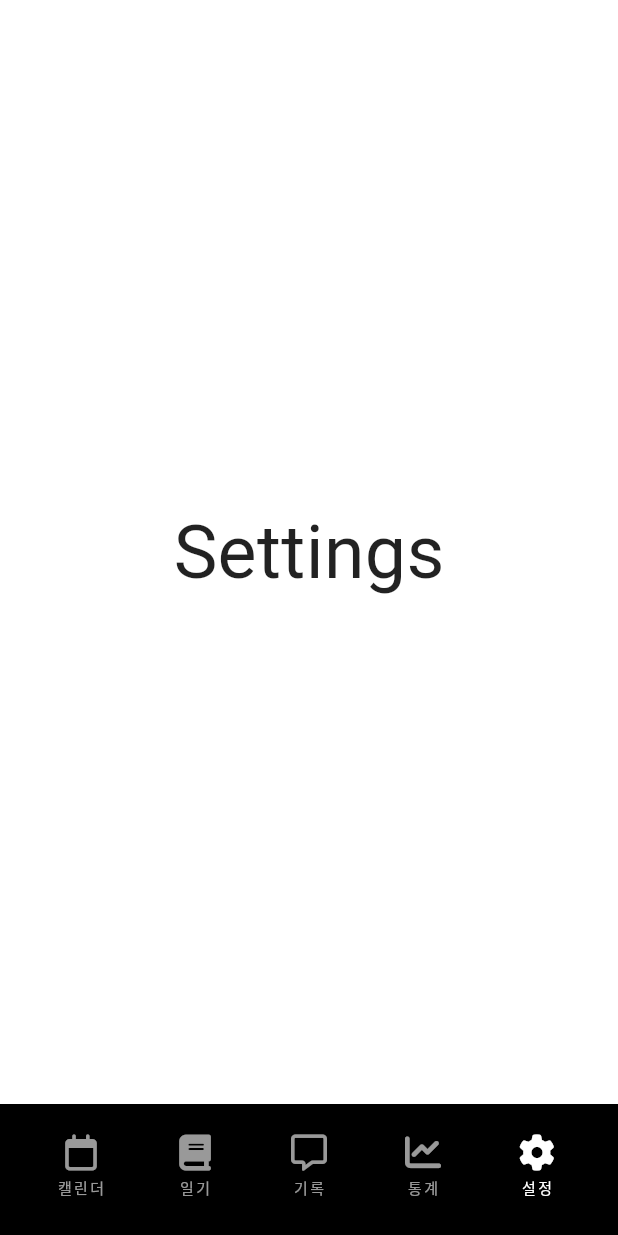
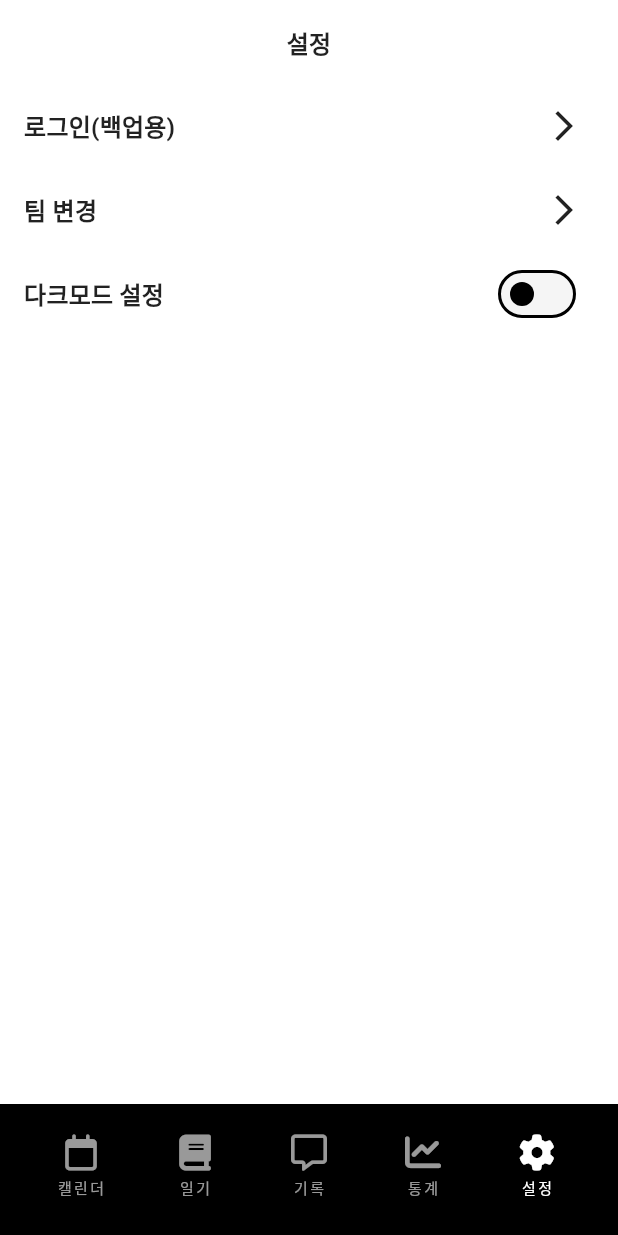
Before and after one commit to seoyeong6/baseball_diary, a Flutter app: the MainNavigationScreen screen opened by its route, item 5 of the bottom bar chosen, on a phone screen of 412 x 824 dp. Run offline on Flutter 3.47's test engine with Material 3 defaults, Android fonts, the phone set to English and light mode, and no system bars; our stand-ins replace device_preview_plus, flutter_riverpod, font_awesome_flutter, go_router, google_fonts, shared_preferences; accounts and stored records are empty.

Commit message:
feat: 다크모드 vm 추가 및 설정 화면 팀 변경 기능 구현

```diff
--- a/lib/main_navigation/main_navigation_screen.dart
+++ b/lib/main_navigation/main_navigation_screen.dart
@@ -3,6 +3,7 @@ import 'package:flutter/material.dart';
 import 'package:font_awesome_flutter/font_awesome_flutter.dart';
 import 'package:baseball_diary/main_navigation/widget/nav_tab.dart';
 import 'package:baseball_diary/menu/write_post.dart';
+import 'package:baseball_diary/menu/setting_screen.dart';
 
 class MainNavigationScreen extends StatefulWidget {
   static const String routeName = '/main';
@@ -45,10 +46,7 @@ class _MainNavigationScreenState extends State<MainNavigationScreen> {
             offstage: _selectedIndex != 3,
             child: screens[_selectedIndex],
           ),
-          Offstage(
-            offstage: _selectedIndex != 4,
-            child: screens[_selectedIndex],
-          ),
+          Offstage(offstage: _selectedIndex != 4, child: const SettingScreen()),
         ],
       ),
       bottomNavigationBar: BottomAppBar(
--- /dev/null
+++ b/lib/menu/setting_screen.dart
@@ -0,0 +1,56 @@
+import 'package:flutter/material.dart';
+import 'package:flutter_riverpod/flutter_riverpod.dart';
+import 'package:go_router/go_router.dart';
+import 'package:baseball_diary/select/viewmodels/select_viewmodels.dart';
+import 'package:baseball_diary/theme/theme_viewmodel.dart';
+
+class SettingScreen extends ConsumerWidget {
+  const SettingScreen({super.key});
+
+  @override
+  Widget build(BuildContext context, WidgetRef ref) {
+    final selectedTeam = ref.watch(selectViewModelProvider);
+    final teamName = selectedTeam.split(' ').first;
+    final isDarkMode = ref.watch(themeViewModelProvider);
+    final themeViewModel = ref.watch(themeViewModelProvider.notifier);
+
+    return Scaffold(
+      appBar: AppBar(
+        automaticallyImplyLeading: false,
+        title: Text('설정', style: Theme.of(context).textTheme.titleMedium),
+        centerTitle: true,
+        leading: Padding(
+          padding: const EdgeInsets.only(left: 24.0),
+          child: Text(teamName, style: Theme.of(context).textTheme.titleSmall),
+        ),
+      ),
+      body: Column(
+        children: [
+          ListTile(
+            title: Text(
+              '로그인(백업용)',
+              style: Theme.of(context).textTheme.titleMedium,
+            ),
+            onTap: () {},
+            trailing: const Icon(Icons.arrow_forward_ios),
+          ),
+          ListTile(
+            title: Text('팀 변경', style: Theme.of(context).textTheme.titleMedium),
+            onTap: () => GoRouter.of(context).push('/'),
+            trailing: const Icon(Icons.arrow_forward_ios),
+          ),
+          SwitchListTile(
+            title: Text(
+              '다크모드 설정',
+              style: Theme.of(context).textTheme.titleMedium,
+            ),
+            value: isDarkMode,
+            onChanged: (value) {
+              themeViewModel.setIsDarkMode(value);
+            },
+          ),
+        ],
+      ),
+    );
+  }
+}
```
Also changed, not shown: lib/app/my_app.dart (+6 -4 lines), lib/select/viewmodels/select_viewmodels.dart (+5 -4 lines), lib/select/views/select_screen.dart (+3 -4 lines), lib/theme/theme_viewmodel.dart (added, +22 -0 lines).
